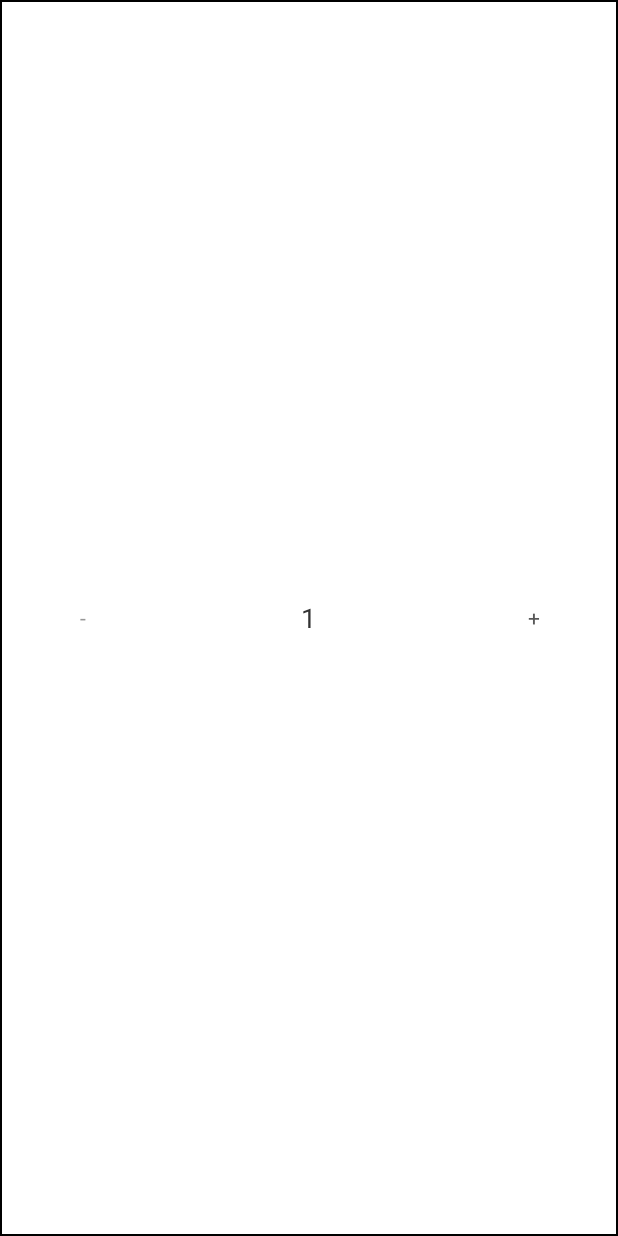
After one commit to lxy1191/CustomView, an Android app: the layout add_subtract_view.xml on its own in the app's theme, with its tools: preview values and no code run, on a phone screen of 412 x 824 dp. The commit adds this screen. Run offline under Robolectric (Android 15) with nearby library versions, the phone set to English and light mode, and no system bars.

Commit message:
新增可编辑加减计数器

```diff
--- a/app/build.gradle
+++ b/app/build.gradle
@@ -37,5 +37,4 @@ dependencies {
     androidTestImplementation 'androidx.test.espresso:espresso-core:3.4.0'
 
     implementation project(path: ':customview')
-//    implementation 'com.github.lxy1191:CustomView:1.0.0'
 }
--- a/app/src/main/java/com/example/customview/MainActivity.java
+++ b/app/src/main/java/com/example/customview/MainActivity.java
@@ -5,7 +5,7 @@ import android.widget.TextView;
 
 import androidx.appcompat.app.AppCompatActivity;
 
-import com.example.autoscrollview.scrollView.AutoScrollView;
+import com.example.customview.scrollView.AutoScrollView;
 
 import java.util.ArrayList;
 
--- a/customview/src/main/java/com/example/autoscrollview/scrollView/AutoScrollView.java
+++ b/customview/src/main/java/com/example/customview/scrollView/AutoScrollView.java
@@ -1,4 +1,4 @@
-package com.example.autoscrollview.scrollView;
+package com.example.customview.scrollView;
 
 import android.animation.AnimatorSet;
 import android.animation.ObjectAnimator;
--- a/customview/src/main/java/com/example/autoscrollview/scrollView/TempScrollView.java
+++ b/customview/src/main/java/com/example/customview/scrollView/TempScrollView.java
@@ -1,4 +1,4 @@
-package com.example.autoscrollview.scrollView;
+package com.example.customview.scrollView;
 
 import android.annotation.SuppressLint;
 import android.content.Context;
--- /dev/null
+++ b/customview/src/main/res/drawable/bg_white_1b.xml
@@ -0,0 +1,7 @@
+<?xml version="1.0" encoding="utf-8"?>
+<shape xmlns:android="http://schemas.android.com/apk/res/android">
+    <solid android:color="@color/white" />
+    <stroke
+        android:width="1dp"
+        android:color="@color/black" />
+</shape>
--- /dev/null
+++ b/customview/src/main/res/layout/add_subtract_view.xml
@@ -0,0 +1,41 @@
+<?xml version="1.0" encoding="utf-8"?>
+<LinearLayout xmlns:android="http://schemas.android.com/apk/res/android"
+    android:paddingLeft="5dp"
+    android:paddingRight="5dp"
+    android:background="@drawable/bg_white_1b"
+    android:gravity="center_vertical"
+    android:layout_width="match_parent"
+    android:layout_height="match_parent">
+
+    <TextView
+        android:id="@+id/tv_subtract"
+        android:text="-"
+        android:textColor="@color/c_979797"
+        android:gravity="center"
+        android:layout_weight="1"
+        android:layout_width="0dp"
+        android:layout_height="match_parent"/>
+
+    <EditText
+        android:id="@+id/et_num"
+        android:text="1"
+        android:background="@color/transparent"
+        android:singleLine="true"
+        android:inputType="number"
+        android:gravity="center"
+        android:textColor="@color/c_333333"
+        android:layout_weight="2"
+        android:layout_width="0dp"
+        android:layout_height="match_parent"/>
+
+    <TextView
+        android:id="@+id/tv_add"
+        android:text="+"
+        android:textColor="@color/c_585858"
+        android:gravity="center"
+        android:layout_weight="1"
+        android:layout_width="0dp"
+        android:layout_height="match_parent"/>
+
+
+</LinearLayout>
--- a/customview/src/main/res/layout/view_autoscroll.xml
+++ b/customview/src/main/res/layout/view_autoscroll.xml
@@ -4,7 +4,7 @@
     android:layout_width="match_parent"
     android:layout_height="match_parent">
 
-    <com.example.autoscrollview.scrollView.TempScrollView
+    <com.example.customview.scrollView.TempScrollView
         android:id="@+id/tempScrollView"
         android:layout_width="match_parent"
         android:layout_height="wrap_content"/>
--- a/customview/src/main/res/values/attrs.xml
+++ b/customview/src/main/res/values/attrs.xml
@@ -8,4 +8,9 @@
         <attr name="android:textColor"/>
         <attr name="android:text"/>
     </declare-styleable>
+
+    <declare-styleable name="AddSubtractView">
+        <attr name="symbolSize" format="dimension"/>
+        <attr name="contentSize" format="dimension"/>
+    </declare-styleable>
 </resources>
--- /dev/null
+++ b/customview/src/main/res/values/colors.xml
@@ -0,0 +1,7 @@
+<?xml version="1.0" encoding="utf-8"?>
+<resources>
+    <color name="c_979797">#979797</color>
+    <color name="transparent">#00FFFFFF</color>
+    <color name="c_585858">#585858</color>
+    <color name="c_333333">#333333</color>
+</resources>
--- a/settings.gradle
+++ b/settings.gradle
@@ -15,5 +15,5 @@ dependencyResolutionManagement {
     }
 }
 rootProject.name = "CustomView"
-//include ':app'
+include ':app'
 include ':customview'
```
Also changed, not shown: app/src/main/res/layout/activity_main.xml (+9 -2 lines), customview/src/main/java/com/example/customview/addsubtractView/AddSubtractView.java (added, +114 -0 lines), customview/src/main/java/com/example/customview/utils/SizeUtil.java (added, +37 -0 lines).
